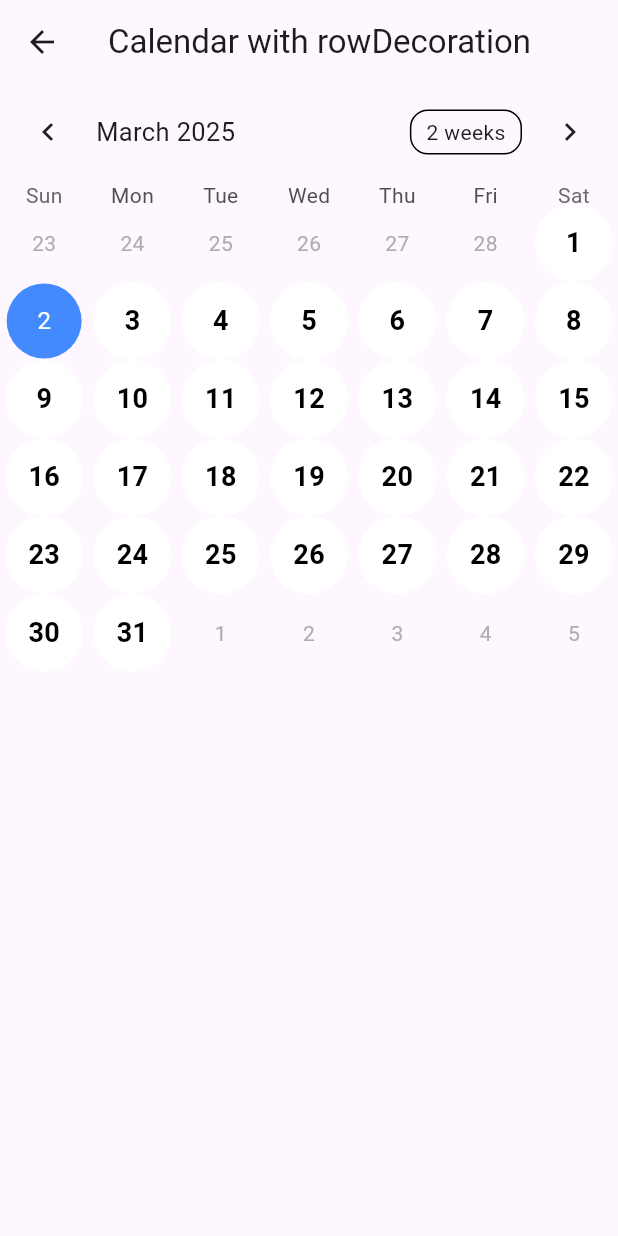
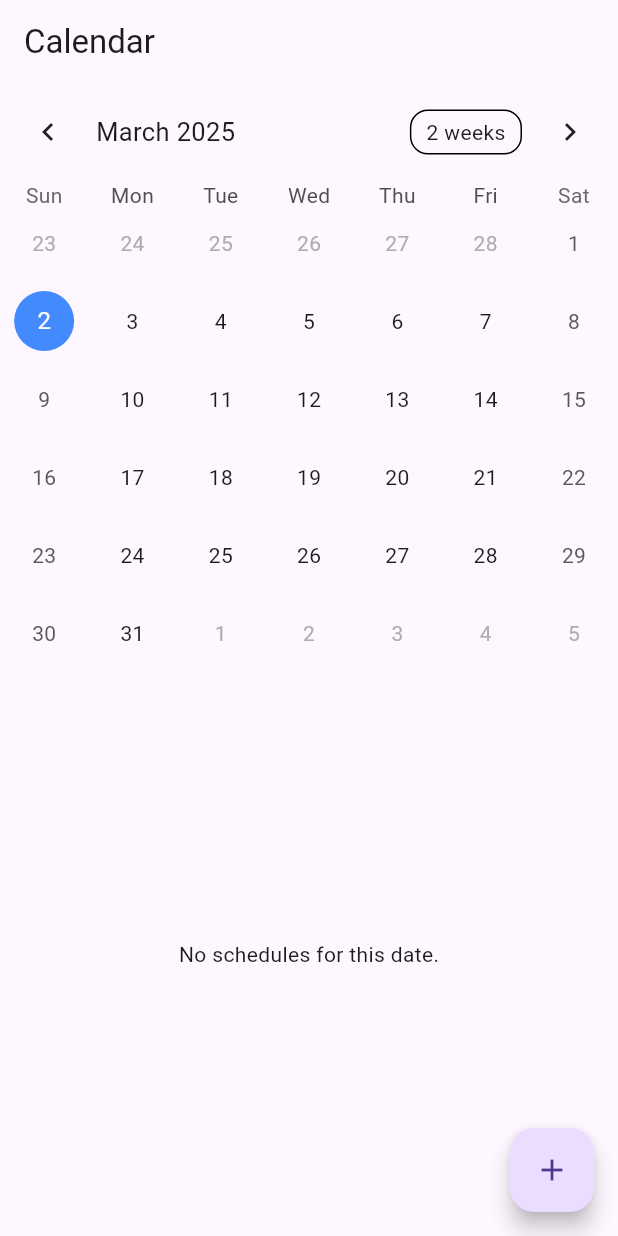
Before and after one commit to dilinamewan/pulsemedicalapplication, a Flutter app: the CalendarScreen screen opened directly, on a phone screen of 412 x 824 dp. Run offline on Flutter 3.47's test engine with Material 3 defaults, Android fonts, the phone set to English and light mode, and no system bars; drawn by our look-alikes of table_calendar; our stand-ins replace cloud_firestore, file_picker, firebase_core, firebase_storage; accounts and stored records are empty.

Commit message:
improving Calendar page

```diff
--- a/lib/ui/components/CalendarScreen.dart
+++ b/lib/ui/components/CalendarScreen.dart
@@ -1,6 +1,8 @@
 import 'package:intl/intl.dart';
 import 'package:flutter/material.dart';
 import 'package:table_calendar/table_calendar.dart';
+import 'package:pulse/ui/components/ScheduleScreen.dart';
+import 'package:cloud_firestore/cloud_firestore.dart';
 
 class CalendarScreen extends StatefulWidget {
   const CalendarScreen({Key? key}) : super(key: key);
@@ -16,15 +18,10 @@
   @override
   Widget build(BuildContext context) {
     return Scaffold(
-      appBar: AppBar(
-        title: const Text("Calendar with rowDecoration"),
-      ),
+      appBar: AppBar(title: const Text("Calendar")),
       body: Column(
-
         children: [
-          // Limit the calendar height in some way (e.g. 60% of screen height)
-          SizedBox(
-            child: TableCalendar(
+          TableCalendar(
             focusedDay: _selectedDay,
             firstDay: DateTime.utc(2000, 1, 1),
             lastDay: DateTime.utc(2100, 12, 31),
@@ -34,16 +31,8 @@
               setState(() {
                 _selectedDay = selectedDay;
               });
-                String formattedDate = DateFormat('yyyy-MM-dd').format(selectedDay);
-                debugPrint("Selected Date: $formattedDate");
             },
-              // ----------------- CALENDAR STYLE -----------------
-              // This is where rowDecoration is used
             calendarStyle: CalendarStyle(
-                // rowDecoration modifies the background/border style
-                // of each interior row in the calendar.
-
-                // You can still configure other styles here:
               todayDecoration: BoxDecoration(
                 color: Colors.orange.withOpacity(0.5),
                 shape: BoxShape.circle,
@@ -52,37 +41,59 @@
                 color: Colors.blueAccent,
                 shape: BoxShape.circle,
               ),
-                // e.g., margin inside each cell
-                cellMargin: const EdgeInsets.all(1),
-                defaultTextStyle: const TextStyle(fontSize: 16),
-                // ...
             ),
-              // ----------------- CALENDAR BUILDERS -----------------
-              // Use builders for more detailed cell styling.
-              calendarBuilders: CalendarBuilders(
-                defaultBuilder: (context, date, focusedDay) {
-                  bool isSelected = isSameDay(date, _selectedDay);
-                  return Container(
-                    decoration: BoxDecoration(
-                      color: isSelected ? Colors.blueAccent : Colors.white,
-                      shape: BoxShape.circle,
           ),
-                    alignment: Alignment.center,
-                    child: Text(
-                      '${date.day}',
-                      style: TextStyle(
-                        color: isSelected ? Colors.white : Colors.black,
-                        fontWeight: FontWeight.bold,
-                        fontSize: 18,
+          Expanded(child: _buildScheduleList()), // Fetch and display schedules
+        ],
+      ),
+      floatingActionButton: FloatingActionButton(
+        onPressed: () {
+          String formattedDate = DateFormat('yyyy-MM-dd').format(_selectedDay);
+          Navigator.push(
+            context,
+            MaterialPageRoute(
+              builder: (context) => ScheduleScreen(
+                userId: "user_id_here",  // Replace with actual user ID
+                onScheduleSelected: (schedule) {},
+                date: formattedDate,
               ),
             ),
           );
         },
-              ),
-            ),
-          ),
-        ],
+        child: Icon(Icons.add),
       ),
     );
   }
+
+  Widget _buildScheduleList() {
+    String formattedDate = DateFormat('yyyy-MM-dd').format(_selectedDay);
+
+    return StreamBuilder(
+      stream: FirebaseFirestore.instance
+          .collection('schedules')
+          .where('date', isEqualTo: formattedDate)
+          .snapshots(),
+      builder: (context, snapshot) {
+        if (snapshot.connectionState == ConnectionState.waiting) {
+          return Center(child: CircularProgressIndicator());
         }
+
+        if (!snapshot.hasData || snapshot.data!.docs.isEmpty) {
+          return Center(child: Text("No schedules for this date."));
+        }
+
+        var schedules = snapshot.data!.docs;
+        return ListView.builder(
+          itemCount: schedules.length,
+          itemBuilder: (context, index) {
+            var schedule = schedules[index];
+            return ListTile(
+              title: Text(schedule['title']),
+              subtitle: Text(schedule['description']),
+            );
+          },
+        );
+      },
+    );
+  }
+}
```
Also changed, not shown: lib/ui/Home.dart (+4 -21 lines). Lines whose indentation alone changed are shown as unchanged.
